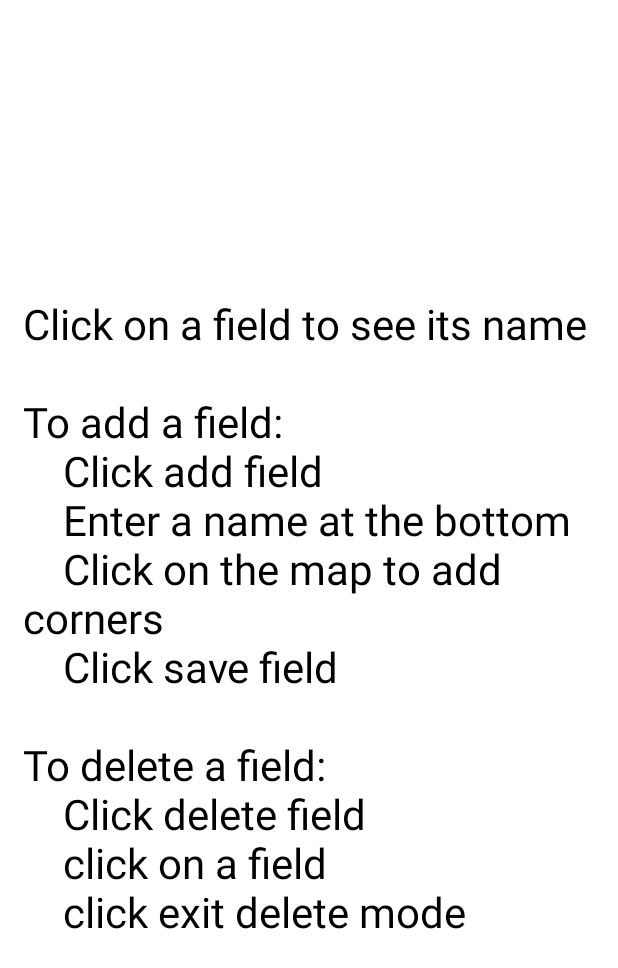
After one commit to BhsSTEM/TeamHoney_SprayerReporting_2022, an Android app: the layout map_popup.xml on its own in the app's theme, with its tools: preview values and no code run, on a phone screen of 412 x 824 dp. The commit adds this screen. Shown: the top 968 px of the screen. Run offline under Robolectric (Android 15) with nearby library versions, the phone set to English and light mode, and no system bars.

Commit message:
map popup added

```diff
--- a/app/src/main/java/com/example/teamhoney_sprayerreporting_2022/SprayEntries.java
+++ b/app/src/main/java/com/example/teamhoney_sprayerreporting_2022/SprayEntries.java
@@ -59,6 +59,7 @@ public class SprayEntries extends AppCompatActivity {
                 addEntryBtn.setOnClickListener(new View.OnClickListener() {
                     public void onClick(View view) {
                         addEntry(addPopup);
+                        addPopup.dismiss();
                     }
                 });
             }
--- /dev/null
+++ b/app/src/main/res/layout/map_popup.xml
@@ -0,0 +1,16 @@
+<?xml version="1.0" encoding="utf-8"?>
+<LinearLayout xmlns:android="http://schemas.android.com/apk/res/android"
+    android:layout_width="fill_parent"
+    android:layout_height="fill_parent"
+    android:background="@color/white"
+    android:gravity="center"
+    android:orientation="vertical">
+    <TextView
+        android:layout_width="wrap_content"
+        android:layout_height="wrap_content"
+        android:text="Click on a field to see its name\n\nTo add a field:\n    Click add field\n    Enter a name at the bottom\n    Click on the map to add corners\n    Click save field\n\nTo delete a field:\n    Click delete field\n    click on a field\n    click exit delete mode"
+        android:textColor="@color/black"
+        android:textSize="28sp"
+        android:padding="15dp"/>
+
+</LinearLayout>
```
Also changed, not shown: app/src/main/java/com/example/teamhoney_sprayerreporting_2022/MapsActivity.java (+17 -0 lines), app/src/main/java/com/example/teamhoney_sprayerreporting_2022/MainActivity.java (line endings or trailing spaces).
